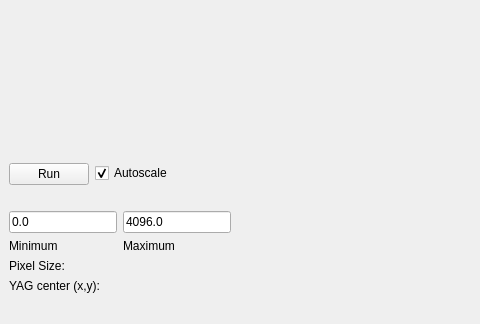
The window that PPM_centroid/image_register.ui (mseaberg/slit_alignment) describes before a commit, drawn with Qt 5; both pictures show x 0 to 480 and y 329 to 653 of the 839 by 653 pixel window.
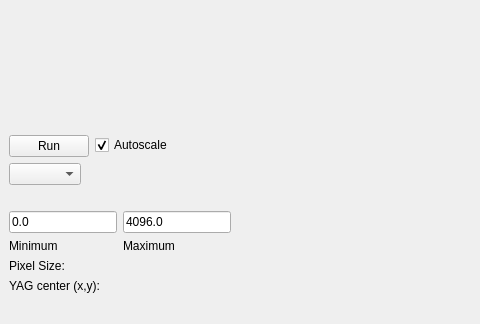
The same window after the commit. Custom widgets are drawn as their Qt base class.

Commit message: added combo box for imager selection

Diff of the .ui file:
```diff
--- a/PPM_centroid/image_register.ui
+++ b/PPM_centroid/image_register.ui
@@ -55,7 +55,7 @@
         </property>
        </widget>
       </item>
-      <item row="1" column="0" colspan="2">
+      <item row="2" column="0" colspan="2">
        <widget class="QLabel" name="label">
         <property name="sizePolicy">
          <sizepolicy hsizetype="Preferred" vsizetype="Fixed">
@@ -84,6 +84,13 @@
         </property>
        </widget>
       </item>
+      <item row="1" column="0">
+       <widget class="QComboBox" name="imagerComboBox">
+        <property name="currentText">
+         <string/>
+        </property>
+       </widget>
+      </item>
      </layout>
     </item>
     <item>
```
